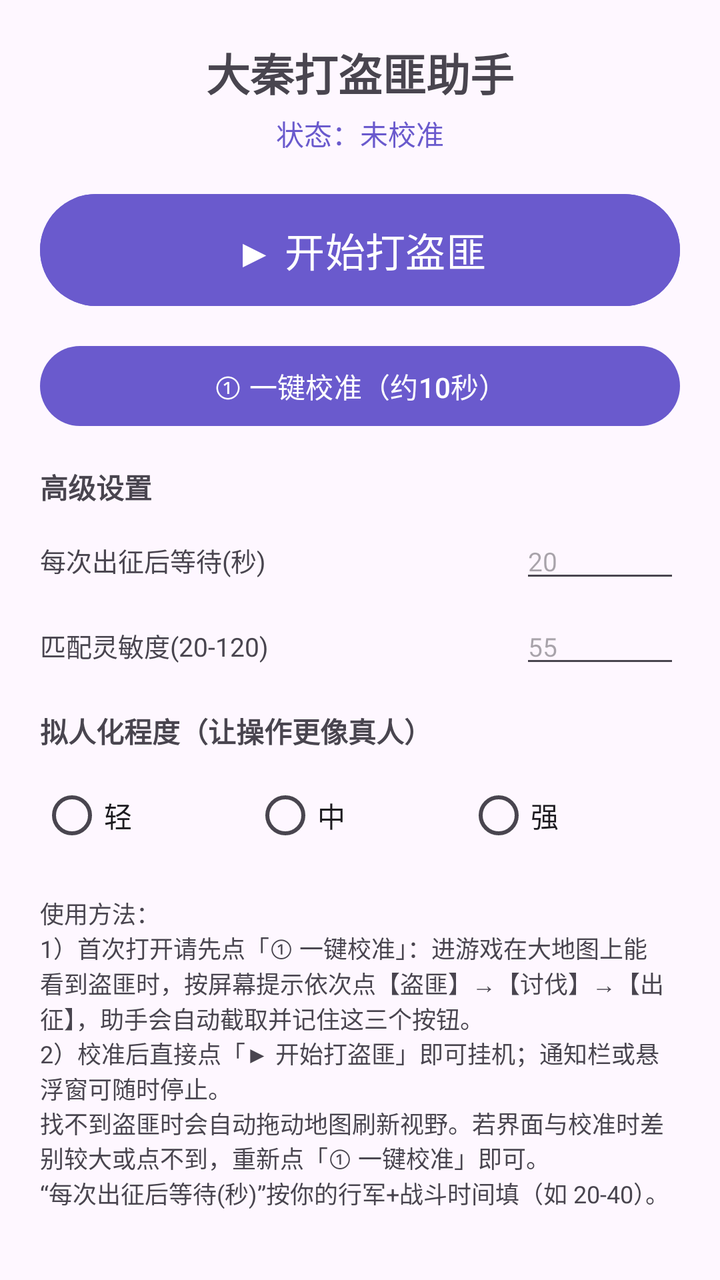
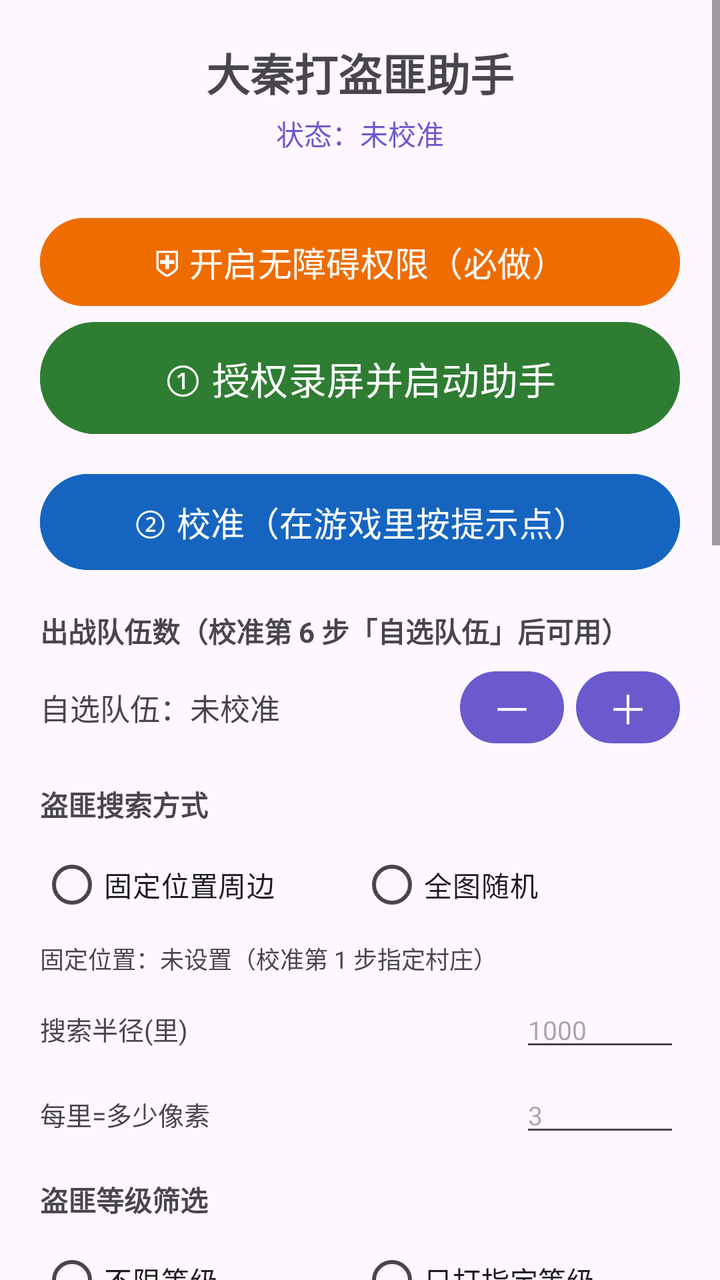

Compare the two renders of this Android layout. The source of the first and the diff that turns it into the second are given below.
<!-- AndroidManifest.xml: application theme Theme.DaQinHelper -->
<!-- res/layout/activity_main.xml -->
<?xml version="1.0" encoding="utf-8"?>
<ScrollView xmlns:android="http://schemas.android.com/apk/res/android"
    android:layout_width="match_parent"
    android:layout_height="match_parent">

    <LinearLayout
        android:orientation="vertical"
        android:padding="20dp"
        android:layout_width="match_parent"
        android:layout_height="wrap_content">

        <TextView
            android:layout_width="match_parent"
            android:layout_height="wrap_content"
            android:text="@string/app_name"
            android:textSize="22sp"
            android:textStyle="bold"
            android:gravity="center"
            android:layout_marginBottom="4dp" />

        <TextView
            android:id="@+id/text_status"
            android:layout_width="match_parent"
            android:layout_height="wrap_content"
            android:text="状态：未校准"
            android:gravity="center"
            android:textSize="14sp"
            android:textColor="#6A5ACD"
            android:layout_marginBottom="16dp" />

        <Button
            android:id="@+id/btn_start"
            android:layout_width="match_parent"
            android:layout_height="64dp"
            android:text="▶ 开始打盗匪"
            android:textSize="20sp"
            android:backgroundTint="#6A5ACD" />

        <Button
            android:id="@+id/btn_calib"
            android:layout_width="match_parent"
            android:layout_height="wrap_content"
            android:text="① 一键校准（约10秒）"
            android:layout_marginTop="12dp" />

        <TextView
            android:layout_width="match_parent"
            android:layout_height="wrap_content"
            android:text="高级设置"
            android:textStyle="bold"
            android:layout_marginTop="16dp" />

        <LinearLayout
            android:orientation="horizontal"
            android:layout_width="match_parent"
            android:layout_height="wrap_content"
            android:layout_marginTop="8dp">
            <TextView
                android:layout_width="0dp"
                android:layout_weight="1"
                android:layout_height="wrap_content"
                android:text="每次出征后等待(秒)"
                android:gravity="center_vertical"
                android:textSize="13sp" />
            <EditText
                android:id="@+id/edit_wait"
                android:layout_width="80dp"
                android:layout_height="wrap_content"
                android:hint="20"
                android:inputType="number"
                android:textSize="13sp" />
        </LinearLayout>

        <LinearLayout
            android:orientation="horizontal"
            android:layout_width="match_parent"
            android:layout_height="wrap_content"
            android:layout_marginTop="8dp">
            <TextView
                android:layout_width="0dp"
                android:layout_weight="1"
                android:layout_height="wrap_content"
                android:text="匹配灵敏度(20-120)"
                android:gravity="center_vertical"
                android:textSize="13sp" />
            <EditText
                android:id="@+id/edit_thresh"
                android:layout_width="80dp"
                android:layout_height="wrap_content"
                android:hint="55"
                android:inputType="number"
                android:textSize="13sp" />
        </LinearLayout>

        <TextView
            android:layout_width="match_parent"
            android:layout_height="wrap_content"
            android:text="拟人化程度（让操作更像真人）"
            android:textStyle="bold"
            android:layout_marginTop="16dp" />

        <RadioGroup
            android:id="@+id/radio_human"
            android:orientation="horizontal"
            android:layout_width="match_parent"
            android:layout_height="wrap_content"
            android:layout_marginTop="8dp">
            <RadioButton android:id="@+id/rb_low" android:layout_width="0dp" android:layout_height="wrap_content" android:text="轻" android:layout_weight="1" />
            <RadioButton android:id="@+id/rb_mid" android:layout_width="0dp" android:layout_height="wrap_content" android:text="中" android:layout_weight="1" />
            <RadioButton android:id="@+id/rb_high" android:layout_width="0dp" android:layout_height="wrap_content" android:text="强" android:layout_weight="1" />
        </RadioGroup>

        <TextView
            android:layout_width="match_parent"
            android:layout_height="wrap_content"
            android:text="@string/help_text"
            android:textSize="12sp"
            android:layout_marginTop="16dp" />

    </LinearLayout>
</ScrollView>
<!-- resources referenced by this layout -->
<resources>
  <string name="app_name">大秦打盗匪助手</string>
  <string name="help_text">使用方法：\n1）首次打开请先点「① 一键校准」：进游戏在大地图上能看到盗匪时，按屏幕提示依次点【盗匪】→【讨伐】→【出征】，助手会自动截取并记住这三个按钮。\n2）校准后直接点「▶ 开始打盗匪」即可挂机；通知栏或悬浮窗可随时停止。\n找不到盗匪时会自动拖动地图刷新视野。若界面与校准时差别较大或点不到，重新点「① 一键校准」即可。\n“每次出征后等待(秒)”按你的行军+战斗时间填（如 20-40）。</string>
  <style name="Theme.DaQinHelper" parent="Theme.Material3.DayNight.NoActionBar">
          <item name="colorPrimary">@color/purple_500</item>
          <item name="colorPrimaryDark">@color/purple_700</item>
          <item name="colorAccent">@color/teal_200</item>
      </style>
  <color name="purple_500">#6A5ACD</color>
  <color name="purple_700">#483D8B</color>
  <color name="teal_200">#80CBC4</color>
</resources>

<!-- the commit's change to res/layout/activity_main.xml (unified diff, before → after) -->
@@ -29,19 +29,289 @@
             android:layout_marginBottom="16dp" />
 
         <Button
+            android:id="@+id/btn_acc"
+            android:layout_width="match_parent"
+            android:layout_height="52dp"
+            android:text="⛨ 开启无障碍权限（必做）"
+            android:textSize="17sp"
+            android:layout_marginTop="12dp"
+            android:backgroundTint="#EF6C00" />
+
+        <Button
             android:id="@+id/btn_start"
             android:layout_width="match_parent"
             android:layout_height="64dp"
-            android:text="▶ 开始打盗匪"
-            android:textSize="20sp"
-            android:backgroundTint="#6A5ACD" />
+            android:text="① 授权录屏并启动助手"
+            android:textSize="19sp"
+            android:backgroundTint="#2E7D32" />
 
         <Button
             android:id="@+id/btn_calib"
             android:layout_width="match_parent"
-            android:layout_height="wrap_content"
-            android:text="① 一键校准（约10秒）"
-            android:layout_marginTop="12dp" />
+            android:layout_height="56dp"
+            android:text="② 校准（在游戏里按提示点）"
+            android:textSize="17sp"
+            android:layout_marginTop="12dp"
+            android:backgroundTint="#1565C0" />
+
+        <TextView
+            android:layout_width="match_parent"
+            android:layout_height="wrap_content"
+            android:text="出战队伍数（校准第 6 步「自选队伍」后可用）"
+            android:textStyle="bold"
+            android:layout_marginTop="16dp" />
+
+        <LinearLayout
+            android:layout_width="match_parent"
+            android:layout_height="wrap_content"
+            android:orientation="horizontal"
+            android:gravity="center_vertical"
+            android:layout_marginTop="6dp">
+
+            <TextView
+                android:id="@+id/text_troop"
+                android:layout_width="0dp"
+                android:layout_weight="1"
+                android:layout_height="wrap_content"
+                android:text="自选队伍：未校准"
+                android:textSize="15sp" />
+
+            <Button
+                android:id="@+id/btn_minus"
+                android:layout_width="52dp"
+                android:layout_height="44dp"
+                android:text="－"
+                android:textSize="20sp"
+                android:padding="0dp"
+                android:minWidth="0dp" />
+
+            <Button
+                android:id="@+id/btn_plus"
+                android:layout_width="52dp"
+                android:layout_height="44dp"
+                android:layout_marginStart="6dp"
+                android:text="＋"
+                android:textSize="20sp"
+                android:padding="0dp"
+                android:minWidth="0dp" />
+        </LinearLayout>
+
+        <TextView
+            android:layout_width="match_parent"
+            android:layout_height="wrap_content"
+            android:text="盗匪搜索方式"
+            android:textStyle="bold"
+            android:layout_marginTop="16dp" />
+
+        <RadioGroup
+            android:id="@+id/radio_scan"
+            android:orientation="horizontal"
+            android:layout_width="match_parent"
+            android:layout_height="wrap_content"
+            android:layout_marginTop="6dp">
+
+            <RadioButton
+                android:id="@+id/rb_scan_area"
+                android:layout_width="0dp"
+                android:layout_weight="1"
+                android:layout_height="wrap_content"
+                android:text="固定位置周边" />
+
+            <RadioButton
+                android:id="@+id/rb_scan_all"
+                android:layout_width="0dp"
+                android:layout_weight="1"
+                android:layout_height="wrap_content"
+                android:text="全图随机" />
+        </RadioGroup>
+
+        <TextView
+            android:id="@+id/text_base"
+            android:layout_width="match_parent"
+            android:layout_height="wrap_content"
+            android:text="固定位置：未设置（校准第 1 步指定村庄）"
+            android:textSize="12sp"
+            android:layout_marginTop="4dp" />
+
+        <LinearLayout
+            android:layout_width="match_parent"
+            android:layout_height="wrap_content"
+            android:orientation="horizontal"
+            android:layout_marginTop="8dp">
+
+            <TextView
+                android:layout_width="0dp"
+                android:layout_weight="1"
+                android:layout_height="wrap_content"
+                android:text="搜索半径(里)"
+                android:gravity="center_vertical"
+                android:textSize="13sp" />
+
+            <EditText
+                android:id="@+id/edit_radius"
+                android:layout_width="80dp"
+                android:layout_height="wrap_content"
+                android:hint="1000"
+                android:inputType="number"
+                android:textSize="13sp" />
+        </LinearLayout>
+
+        <LinearLayout
+            android:layout_width="match_parent"
+            android:layout_height="wrap_content"
+            android:orientation="horizontal"
+            android:layout_marginTop="8dp">
+
+            <TextView
+                android:layout_width="0dp"
+                android:layout_weight="1"
+                android:layout_height="wrap_content"
+                android:text="每里=多少像素"
+                android:gravity="center_vertical"
+                android:textSize="13sp" />
+
+            <EditText
+                android:id="@+id/edit_lipixel"
+                android:layout_width="80dp"
+                android:layout_height="wrap_content"
+                android:hint="3"
+                android:inputType="numberDecimal"
+                android:textSize="13sp" />
+        </LinearLayout>
+
+        <TextView
+            android:layout_width="match_parent"
+            android:layout_height="wrap_content"
+            android:text="盗匪等级筛选"
+            android:textStyle="bold"
+            android:layout_marginTop="16dp" />
+
+        <RadioGroup
+            android:id="@+id/radio_level"
+            android:orientation="horizontal"
+            android:layout_width="match_parent"
+            android:layout_height="wrap_content"
+            android:layout_marginTop="6dp">
+
+            <RadioButton
+                android:id="@+id/rb_level_any"
+                android:layout_width="0dp"
+                android:layout_weight="1"
+                android:layout_height="wrap_content"
+                android:text="不限等级" />
+
+            <RadioButton
+                android:id="@+id/rb_level_only"
+                android:layout_width="0dp"
+                android:layout_weight="1"
+                android:layout_height="wrap_content"
+                android:text="只打指定等级" />
+        </RadioGroup>
+
+        <TextView
+            android:layout_width="match_parent"
+            android:layout_height="wrap_content"
+            android:text="讨伐方式（放射菜单里点哪个）"
+            android:textStyle="bold"
+            android:layout_marginTop="16dp" />
+
+        <RadioGroup
+            android:id="@+id/radio_mode"
+            android:orientation="horizontal"
+            android:layout_width="match_parent"
+            android:layout_height="wrap_content"
+            android:layout_marginTop="6dp">
+
+            <RadioButton
+                android:id="@+id/rb_mode_attack"
+                android:layout_width="0dp"
+                android:layout_weight="1"
+                android:layout_height="wrap_content"
+                android:text="讨伐（消耗令）" />
+
+            <RadioButton
+                android:id="@+id/rb_mode_battle"
+                android:layout_width="0dp"
+                android:layout_weight="1"
+                android:layout_height="wrap_content"
+                android:text="战斗（不消耗）" />
+        </RadioGroup>
+
+        <TextView
+            android:layout_width="match_parent"
+            android:layout_height="wrap_content"
+            android:text="盗匪活动时段（只在活动时间内挂机，留空=全天）"
+            android:textStyle="bold"
+            android:layout_marginTop="16dp" />
+
+        <LinearLayout
+            android:layout_width="match_parent"
+            android:layout_height="wrap_content"
+            android:orientation="horizontal"
+            android:layout_marginTop="8dp">
+
+            <TextView
+                android:layout_width="0dp"
+                android:layout_weight="1"
+                android:layout_height="wrap_content"
+                android:text="开始(如 20:00)"
+                android:gravity="center_vertical"
+                android:textSize="13sp" />
+
+            <EditText
+                android:id="@+id/edit_act_start"
+                android:layout_width="86dp"
+                android:layout_height="wrap_content"
+                android:hint="20:00"
+                android:inputType="time"
+                android:textSize="13sp" />
+        </LinearLayout>
+
+        <LinearLayout
+            android:layout_width="match_parent"
+            android:layout_height="wrap_content"
+            android:orientation="horizontal"
+            android:layout_marginTop="8dp">
+
+            <TextView
+                android:layout_width="0dp"
+                android:layout_weight="1"
+                android:layout_height="wrap_content"
+                android:text="结束(如 22:30)"
+                android:gravity="center_vertical"
+                android:textSize="13sp" />
+
+            <EditText
+                android:id="@+id/edit_act_end"
+                android:layout_width="86dp"
+                android:layout_height="wrap_content"
+                android:hint="22:30"
+                android:inputType="time"
+                android:textSize="13sp" />
+        </LinearLayout>
+
+        <LinearLayout
+            android:layout_width="match_parent"
+            android:layout_height="wrap_content"
+            android:orientation="horizontal"
+            android:layout_marginTop="8dp">
+
+            <TextView
+                android:layout_width="0dp"
+                android:layout_weight="1"
+                android:layout_height="wrap_content"
+                android:text="找不到盗匪等(秒)"
+                android:gravity="center_vertical"
+                android:textSize="13sp" />
+
+            <EditText
+                android:id="@+id/edit_nobandit"
+                android:layout_width="80dp"
+                android:layout_height="wrap_content"
+                android:hint="30"
+                android:inputType="number"
+                android:textSize="13sp" />
+        </LinearLayout>
 
         <TextView
             android:layout_width="match_parent"
@@ -51,9 +321,9 @@
             android:layout_marginTop="16dp" />
 
         <LinearLayout
-            android:orientation="horizontal"
-            android:layout_width="match_parent"
-            android:layout_height="wrap_content"
+            android:layout_width="match_parent"
+            android:layout_height="wrap_content"
+            android:orientation="horizontal"
             android:layout_marginTop="8dp">
             <TextView
                 android:layout_width="0dp"
@@ -72,9 +342,9 @@
         </LinearLayout>
 
         <LinearLayout
-            android:orientation="horizontal"
-            android:layout_width="match_parent"
-            android:layout_height="wrap_content"
+            android:layout_width="match_parent"
+            android:layout_height="wrap_content"
+            android:orientation="horizontal"
             android:layout_marginTop="8dp">
             <TextView
                 android:layout_width="0dp"
<!-- resource entries referenced after the edit -->
@@ -1,7 +1,30 @@
 <!-- resources referenced by this layout -->
 <resources>
   <string name="app_name">大秦打盗匪助手</string>
-  <string name="help_text">使用方法：\n1）首次打开请先点「① 一键校准」：进游戏在大地图上能看到盗匪时，按屏幕提示依次点【盗匪】→【讨伐】→【出征】，助手会自动截取并记住这三个按钮。\n2）校准后直接点「▶ 开始打盗匪」即可挂机；通知栏或悬浮窗可随时停止。\n找不到盗匪时会自动拖动地图刷新视野。若界面与校准时差别较大或点不到，重新点「① 一键校准」即可。\n“每次出征后等待(秒)”按你的行军+战斗时间填（如 20-40）。</string>
+  <string name="help_text">使用步骤：
+  1）点「⛨ 开启无障碍权限」，在系统设置里打开「大秦打盗匪助手」。
+  2）点「① 授权录屏并启动助手」，在弹窗里选择「开始录制/立即开始」。录屏是识别画面的前提。
+  3）切到游戏，点左上角悬浮窗里的「校准」，按屏幕提示依次点 7 步：
+     ① 固定位置（点你的村庄，作为周边搜索中心，可跳过）
+     ② 盗匪图标
+     ③ 目标等级数字（如 60，只打这一类，可跳过）
+     ④ 放射菜单里的「讨伐」（左上方齿轮图标）
+     ⑤ 部队面板右下角蓝色的「全选」
+     ⑥ 自选队伍（只想出某几支时才点，可跳过）
+     ⑦ 橙色的「确定」
+  4）校准完点悬浮窗「▶ 开始」，助手就会循环打盗匪；悬浮窗上可随时「⏸ 停止」。
+  
+  悬浮窗上的按钮：
+  · ▶ 开始 / ⏸ 停止
+  · 校准
+  · 自选 2/3 队：用 ＋/－ 选本次出战几支队伍（校准第 6 步才可用）
+  · 全选：开/关 —— 出征前是否自动点蓝色的「全选」
+  · 周边 1000 里 / 全图 —— 搜索方式，点一下切换
+  · 等级：不限 / 指定 —— 只打校准时标记的那一类盗匪
+  · 讨伐 / 战斗 —— 放射菜单里点哪个。讨伐消耗讨伐令但奖励更好，战斗不消耗
+  · 时段 —— 只在活动时间内挂机（时间在 APP 里填）
+  
+  找不到盗匪时会自动拖动地图刷新视野；连续找不到会放慢节奏等待活动刷新。</string>
   <style name="Theme.DaQinHelper" parent="Theme.Material3.DayNight.NoActionBar">
           <item name="colorPrimary">@color/purple_500</item>
           <item name="colorPrimaryDark">@color/purple_700</item>
